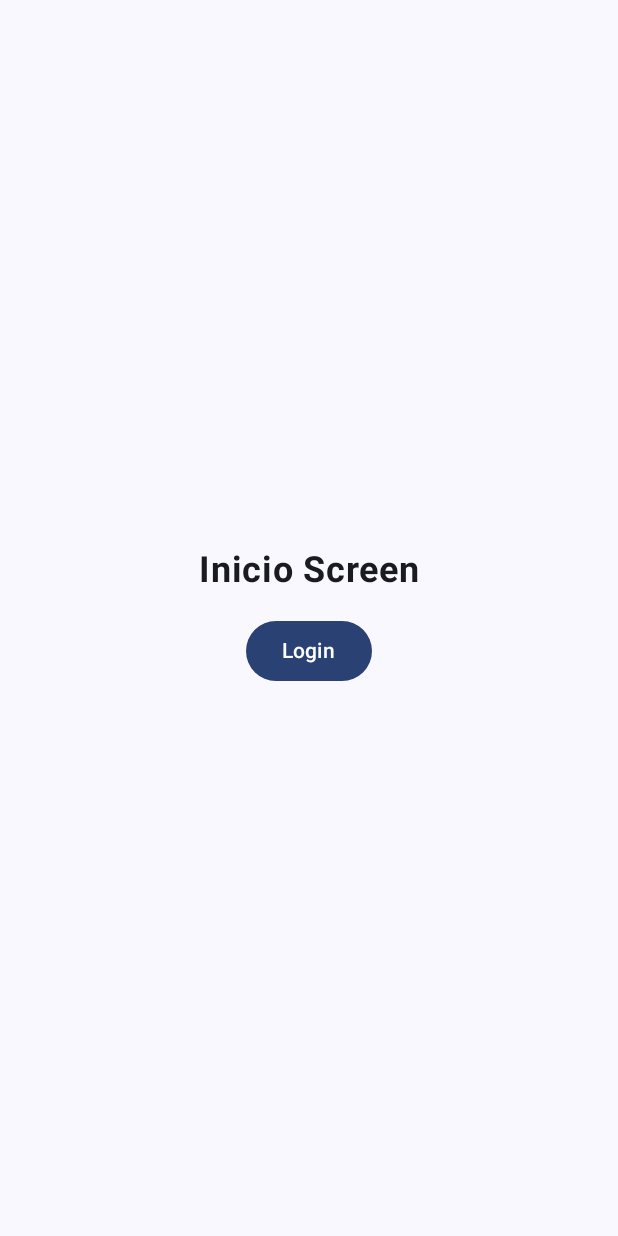
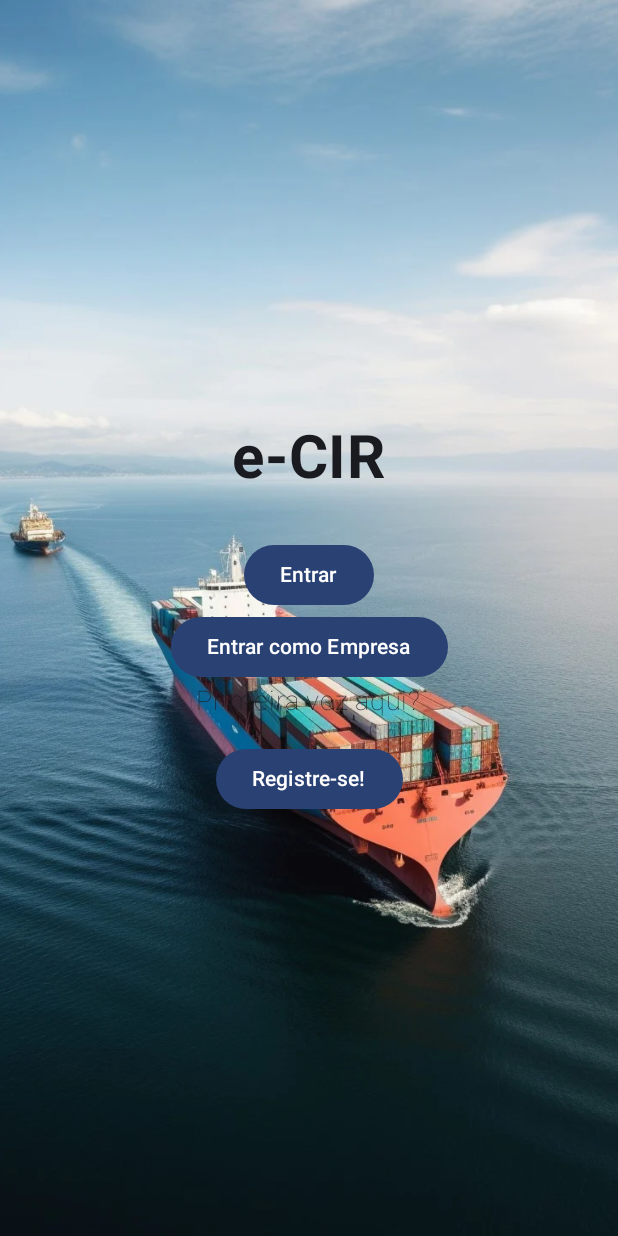
Before and after one commit to mirunaonofrei/Aplicativo-e-CIR, an Android app built with Jetpack Compose: the screen it shows after launch (MainActivity), on a phone screen of 412 x 824 dp. Run offline under Robolectric (Android 15) with nearby library versions, the phone set to English and light mode, and no system bars.

Commit message:
Pagina Inicio

```diff
--- a/app/src/main/java/com/example/projetoe_cir/MainActivity.kt
+++ b/app/src/main/java/com/example/projetoe_cir/MainActivity.kt
@@ -19,8 +19,7 @@ import androidx.navigation.compose.composable
 import androidx.navigation.compose.rememberNavController
 import com.example.projetoe_cir.ui.theme.ProjetoECIRTheme
 import androidx.compose.foundation.Image
-
-
+import androidx.compose.ui.layout.ContentScale
 
 
 class MainActivity : ComponentActivity() {
@@ -53,10 +52,21 @@ fun AppNavigation(navController: NavHostController) {
     }
 }
 
-//@Preview(showBackground = true)
 @Composable
 fun MenuScreen(navController: NavHostController) {
-    //ImagemFundo(navController)
+    ImagemFundo(navController) // Chama a função que inclui a imagem de fundo
+}
+
+@Composable
+fun ImagemFundo(navController: NavHostController, modifier: Modifier = Modifier) {
+    val image = painterResource(R.drawable.planodefundomenu)
+    Box(modifier = Modifier.fillMaxSize()) {
+        Image(
+            painter = image,
+            contentDescription = null,
+            modifier = Modifier.fillMaxSize(),
+            contentScale = ContentScale.Crop
+        )
         Column(
             modifier = Modifier
                 .fillMaxSize()
@@ -64,27 +74,23 @@ fun MenuScreen(navController: NavHostController) {
             horizontalAlignment = Alignment.CenterHorizontally,
             verticalArrangement = Arrangement.Center
         ) {
-        Text(text = "Inicio Screen", fontSize = 24.sp, fontWeight = FontWeight.Bold)
+            Text(text = "e-CIR", fontSize = 40.sp, fontWeight = FontWeight.Bold)
+            Spacer(modifier = Modifier.height(30.dp))
+            Button(onClick = { navController.navigate("login") }) {
+                Text(text = "Entrar")
+            }
+            Button(onClick = { navController.navigate("login") }) {
+                Text(text = "Entrar como Empresa")
+            }
+            Text(text = "Primeira vez aqui?", fontSize = 18.sp, fontWeight = FontWeight.Thin)
             Spacer(modifier = Modifier.height(16.dp))
-        Button(onClick = { navController.navigate("login") }) {
-            Text(text = "Login")
+            Button(onClick = { navController.navigate("register") }) {
+                Text(text = "Registre-se!")
+            }
         }
     }
 }
 
-/*
-@Composable
-fun ImagemFundo(navController: NavHostController, modifier: Modifier = Modifier) {
-    val image = painterResource(R.drawable.planodefundomenu)
-    Box(modifier){
-        Image(
-            painter = image,
-            contentDescription = null
-        )
-        MenuScreen(navController = navController)
-    }
-}
-*/
 
 @Composable
 fun ProfileScreen(navController: NavHostController) {
```
Lines whose indentation alone changed are shown as unchanged.
